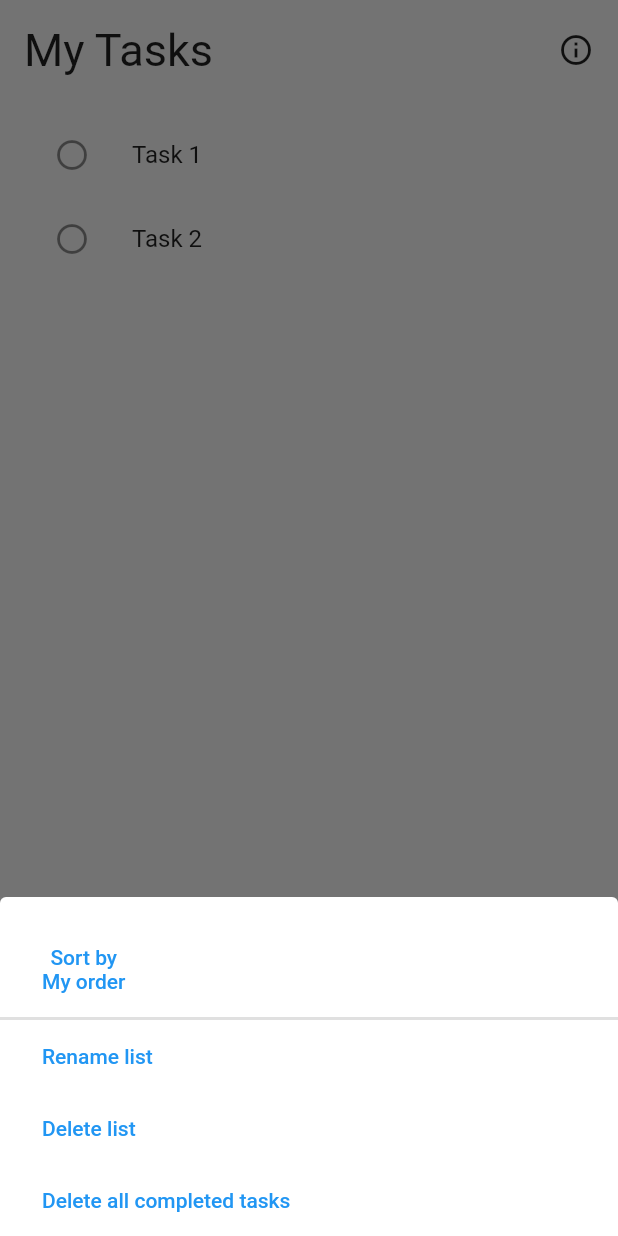
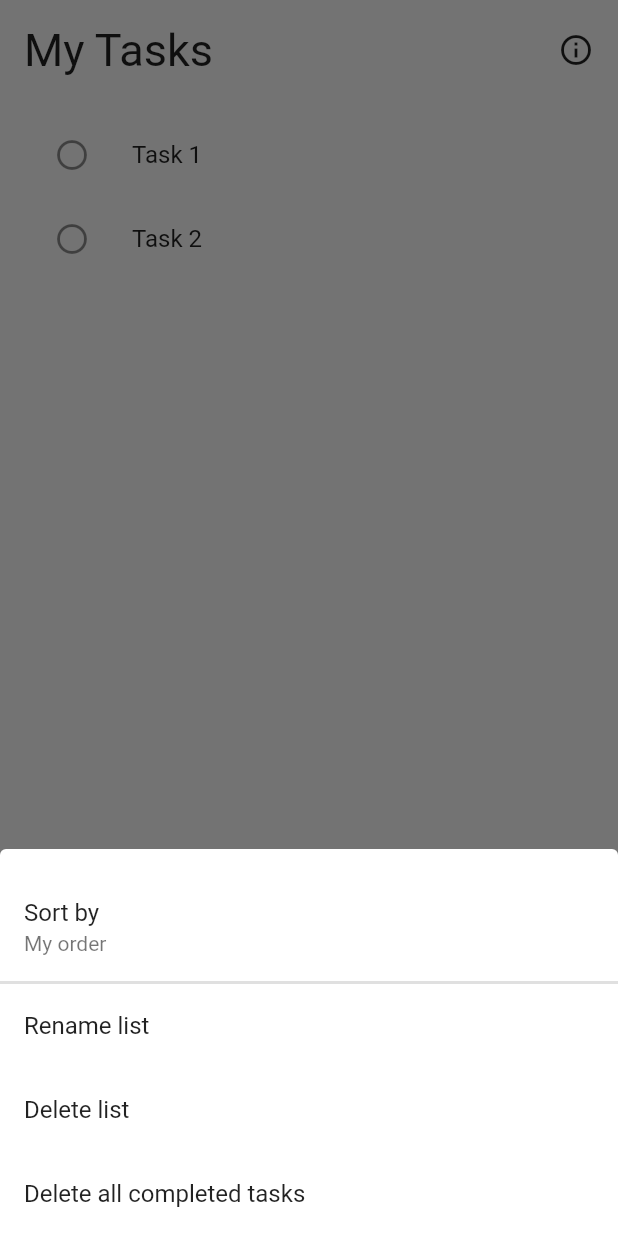
Before and after one commit to alzed/google_tasks_clone, a Flutter app: the screen it shows after launch, after a tap on the "more vert" icon, on a phone screen of 412 x 824 dp. Run offline on Flutter 3.47's test engine with Material 2 defaults, Android fonts, the phone set to English and light mode, and no system bars.

Commit message:
Convert optionbuttons to ListTile

```diff
--- a/lib/bottom_tasks_bar.dart
+++ b/lib/bottom_tasks_bar.dart
@@ -112,64 +112,29 @@ class BottomTasksBar extends StatelessWidget {
       child: Column(
         crossAxisAlignment: CrossAxisAlignment.stretch,
         children: [
-          TaskOptionButton(
-            onPressed: () {},
-            child: Column(
-              children: [
-                Text('Sort by'),
-                Text('My order'),
-              ],
-            ),
+          ListTile(
+            title: Text('Sort by'),
+            subtitle: Text('My order'),
+            onTap: () {},
           ),
           Divider(
             thickness: 2.0,
             height: 2.0,
           ),
-          TaskOptionButton(
-            onPressed: () {},
-            child: Text(
-              'Rename list',
-            ),
+          ListTile(
+            title: Text('Rename list'),
+            onTap: () {},
           ),
-          TaskOptionButton(
-            onPressed: () {},
-            child: Text('Delete list'),
+          ListTile(
+            title: Text('Delete list'),
+            onTap: () {},
           ),
-          TaskOptionButton(
-            onPressed: () {},
-            child: Text('Delete all completed tasks'),
+          ListTile(
+            title: Text('Delete all completed tasks'),
+            onTap: () {},
           ),
         ],
       ),
     );
   }
 }
-
-class TaskOptionButton extends StatelessWidget {
-  const TaskOptionButton({
-    Key key,
-    @required this.child,
-    @required this.onPressed,
-  }) : super(key: key);
-
-  final Widget child;
-  final Function onPressed;
-
-  @override
-  Widget build(BuildContext context) {
-    return TextButton(
-      onPressed: onPressed,
-      child: Align(
-        alignment: Alignment.topLeft,
-        child: Padding(
-          padding: const EdgeInsets.only(
-            left: 20.0,
-            top: 8.0,
-            bottom: 8.0,
-          ),
-          child: child,
-        ),
-      ),
-    );
-  }
-}
```
